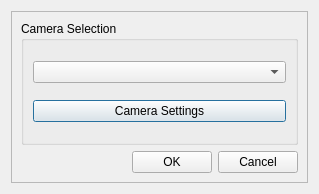
Qt form SVBonyCamSelect.ui (rpineau/SVBony) before a commit.
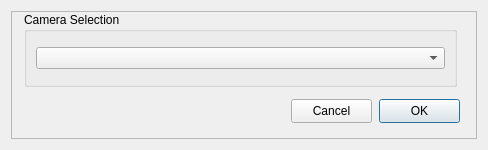
The same form after that commit. Custom widgets are drawn as their Qt base class.

Commit message: Improvement for camera selection and config.

```diff
--- a/SVBonyCamSelect.ui
+++ b/SVBonyCamSelect.ui
@@ -6,10 +6,22 @@
    <rect>
     <x>0</x>
     <y>0</y>
-    <width>319</width>
-    <height>194</height>
+    <width>488</width>
+    <height>150</height>
    </rect>
   </property>
+  <property name="minimumSize">
+   <size>
+    <width>488</width>
+    <height>150</height>
+   </size>
+  </property>
+  <property name="maximumSize">
+   <size>
+    <width>488</width>
+    <height>150</height>
+   </size>
+  </property>
   <property name="windowTitle">
    <string>SVBony Camera</string>
   </property>
@@ -22,9 +34,15 @@
      <property name="frameShadow">
       <enum>QFrame::Raised</enum>
      </property>
-     <layout class="QGridLayout" name="gridLayout_2">
-      <item row="0" column="0" colspan="3">
        <widget class="QGroupBox" name="groupBox">
+      <property name="geometry">
+       <rect>
+        <x>13</x>
+        <y>1</y>
+        <width>433</width>
+        <height>75</height>
+       </rect>
+      </property>
         <property name="title">
          <string>Camera Selection</string>
         </property>
@@ -32,48 +50,34 @@
          <item>
           <widget class="QComboBox" name="comboBox"/>
          </item>
-         <item>
-          <widget class="QPushButton" name="pushButton">
-           <property name="text">
-            <string>Camera Settings</string>
-           </property>
-          </widget>
-         </item>
-        </layout>
-       </widget>
-      </item>
-      <item row="2" column="0" colspan="3">
-       <layout class="QHBoxLayout" name="horizontalLayout_3">
-        <item>
-         <spacer name="horizontalSpacer">
-          <property name="orientation">
-           <enum>Qt::Horizontal</enum>
-          </property>
-          <property name="sizeHint" stdset="0">
-           <size>
-            <width>40</width>
-            <height>20</height>
-           </size>
-          </property>
-         </spacer>
-        </item>
-        <item>
+      </layout>
+     </widget>
          <widget class="QPushButton" name="pushButtonOK">
+      <property name="geometry">
+       <rect>
+        <x>368</x>
+        <y>88</y>
+        <width>81</width>
+        <height>24</height>
+       </rect>
+      </property>
           <property name="text">
            <string>OK</string>
           </property>
          </widget>
-        </item>
-        <item>
          <widget class="QPushButton" name="pushButtonCancel">
+      <property name="geometry">
+       <rect>
+        <x>280</x>
+        <y>88</y>
+        <width>81</width>
+        <height>24</height>
+       </rect>
+      </property>
           <property name="text">
            <string>Cancel</string>
           </property>
          </widget>
-        </item>
-       </layout>
-      </item>
-     </layout>
     </widget>
    </item>
   </layout>
```
Lines whose indentation alone changed are shown as unchanged. The commit also changes 1 other file.
